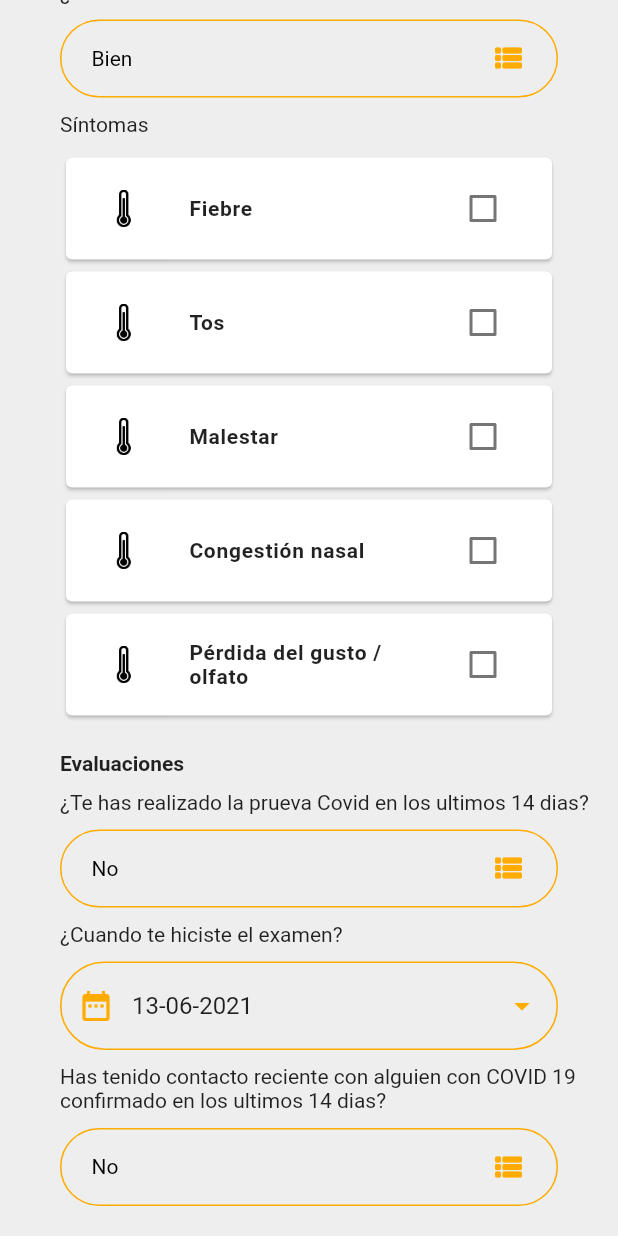
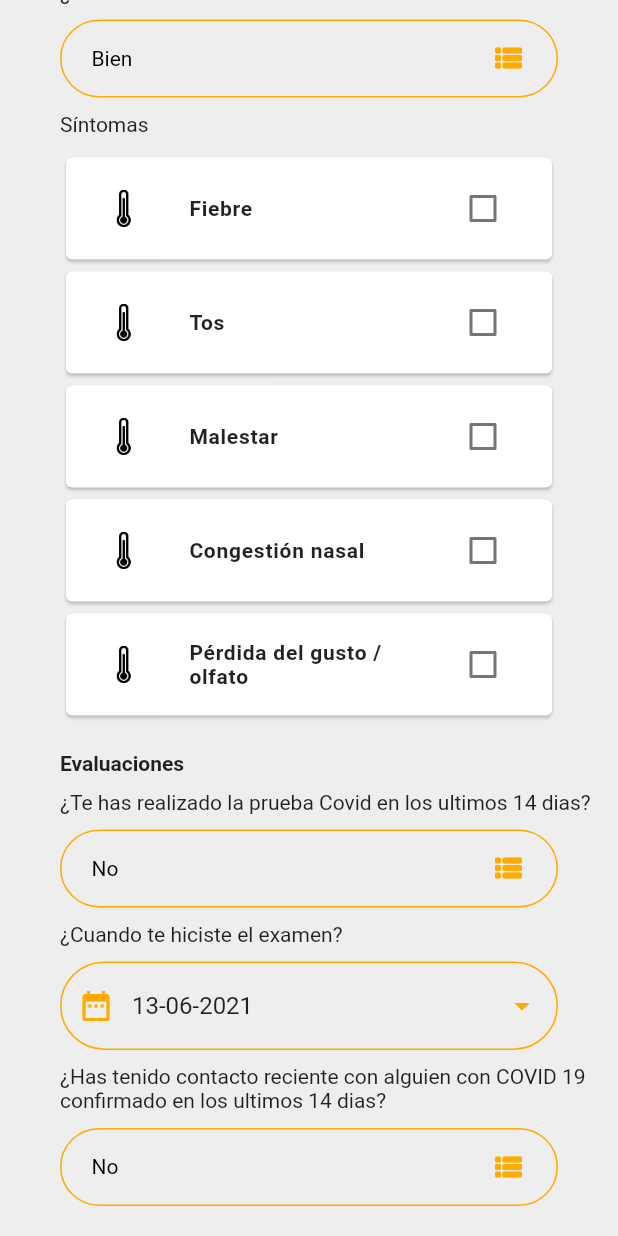
Before and after one commit to AlexisVidal/covid_seguimiento_app, a Flutter app: the RegistroPage screen opened directly, scrolled down 576 dp, on a phone screen of 412 x 824 dp. Run offline on Flutter 3.47's test engine with Material 2 defaults, Android fonts, the phone set to English and light mode, and no system bars; our stand-ins replace google_maps_flutter, location, shared_preferences; missing offline and left inert: geocoder, map_launcher; accounts and stored records are empty.

Commit message:
14062021

```diff
--- a/lib/pages/registro_page.dart
+++ b/lib/pages/registro_page.dart
@@ -345,7 +345,7 @@ class _RegistroPageState extends State<RegistroPage> {
         Padding(
           padding: EdgeInsets.only(bottom: 5, top: 5, left: 40),
           child: Text(
-            "¿Te has realizado la prueva Covid en los ultimos 14 dias?",
+            "¿Te has realizado la prueba Covid en los ultimos 14 dias?",
             textAlign: TextAlign.left,
             style: TextStyle(fontWeight: FontWeight.normal, fontSize: 14),
           ),
@@ -386,7 +386,7 @@ class _RegistroPageState extends State<RegistroPage> {
         Padding(
           padding: EdgeInsets.only(bottom: 5, top: 5, left: 40),
           child: Text(
-            "Has tenido contacto reciente con alguien con COVID 19 confirmado en los ultimos 14 dias?",
+            "¿Has tenido contacto reciente con alguien con COVID 19 confirmado en los ultimos 14 dias?",
             textAlign: TextAlign.left,
             style: TextStyle(fontWeight: FontWeight.normal, fontSize: 14),
           ),
@@ -530,7 +530,7 @@ class _RegistroPageState extends State<RegistroPage> {
       setState(() {
         _currentPosition = currentLocation;
         if (_currentPosition != null) {
-          ubicacion = _currentPosition.latitude.toString() +
+          ubicacion = _currentPosition.latitude.toString() +','+
               _currentPosition.longitude.toString();
         }
         _initialcameraposition =
--- a/pubspec.yaml
+++ b/pubspec.yaml
@@ -44,6 +44,7 @@ dependencies:
   geolocator:
   rflutter_alert: ^2.0.2
   dart_ping: ^6.0.0
+  map_launcher: ^2.0.0
 
 
 
```
Also changed, not shown: lib/pages/historial_page.dart (+32 -15 lines), lib/services/api_service.dart (+5 -5 lines), pubspec.lock.
